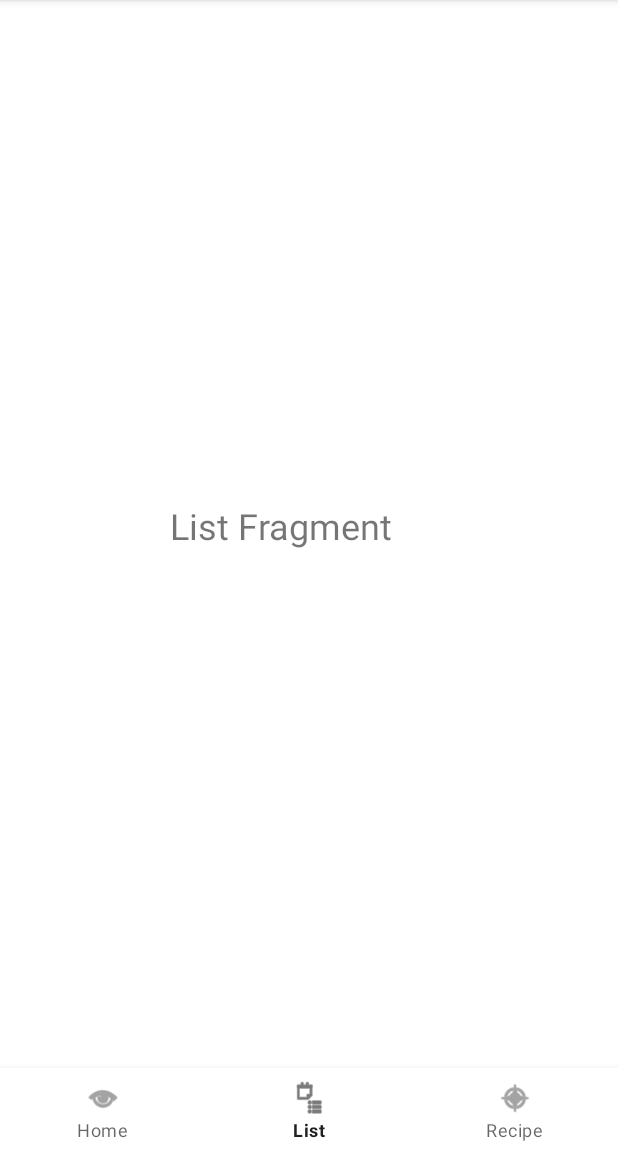
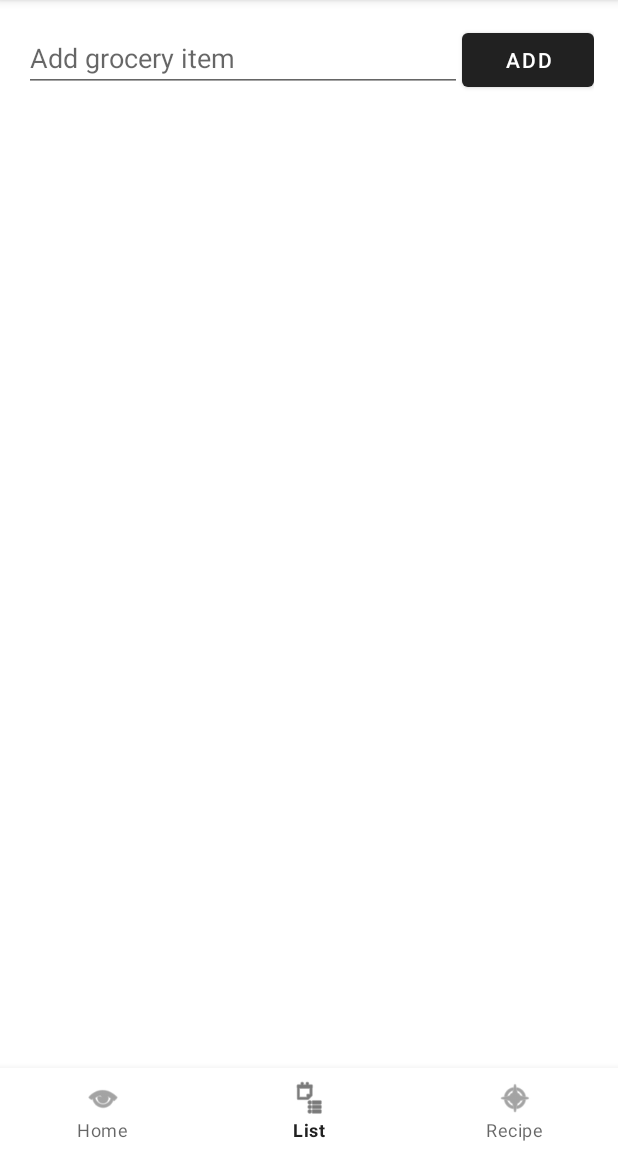
Before and after one commit to kirkto7/grocerease, an Android app built with Jetpack Compose: the ListFragment screen opened through its navigation route, on a phone screen of 412 x 824 dp, the part 84-1236 px from its top. Run offline under Robolectric (Android 15) with nearby library versions, the phone set to English and light mode, and no system bars; our stand-ins replace navigation-ui.

Commit message:
Added list functionality to the list fragment.

```diff
--- /dev/null
+++ b/app/src/main/java/edu/msoe/grocerease/GroceryAdapter.kt
@@ -0,0 +1,35 @@
+package edu.msoe.grocerease
+
+import android.view.LayoutInflater
+import android.view.View
+import android.view.ViewGroup
+import android.widget.CheckBox
+import androidx.recyclerview.widget.RecyclerView
+
+class GroceryAdapter(
+    private val items: MutableList<GroceryItem>,
+    private val onItemCheckChanged: (Int, Boolean) -> Unit
+) : RecyclerView.Adapter<GroceryAdapter.GroceryViewHolder>() {
+
+    inner class GroceryViewHolder(itemView: View) : RecyclerView.ViewHolder(itemView) {
+        val checkBox: CheckBox = itemView.findViewById(R.id.groceryCheckBox)
+    }
+
+    override fun onCreateViewHolder(parent: ViewGroup, viewType: Int): GroceryViewHolder {
+        val view = LayoutInflater.from(parent.context)
+            .inflate(R.layout.item_grocery, parent, false)
+        return GroceryViewHolder(view)
+    }
+
+    override fun onBindViewHolder(holder: GroceryViewHolder, position: Int) {
+        val item = items[position]
+        holder.checkBox.text = item.name
+        holder.checkBox.isChecked = item.isChecked
+
+        holder.checkBox.setOnCheckedChangeListener { _, isChecked ->
+            onItemCheckChanged(position, isChecked)
+        }
+    }
+
+    override fun getItemCount() = items.size
+}
--- /dev/null
+++ b/app/src/main/java/edu/msoe/grocerease/GroceryItem.kt
@@ -0,0 +1,6 @@
+package edu.msoe.grocerease
+
+data class GroceryItem(
+    val name: String,
+    var isChecked: Boolean = false
+)
--- a/app/src/main/java/edu/msoe/grocerease/ListFragment.kt
+++ b/app/src/main/java/edu/msoe/grocerease/ListFragment.kt
@@ -5,12 +5,44 @@ import androidx.fragment.app.Fragment
 import android.view.LayoutInflater
 import android.view.View
 import android.view.ViewGroup
+import android.widget.Button
+import android.widget.EditText
+import androidx.recyclerview.widget.LinearLayoutManager
+import androidx.recyclerview.widget.RecyclerView
 
 class ListFragment : Fragment() {
+    private lateinit var recyclerView: RecyclerView
+    private lateinit var editTextItem: EditText
+    private lateinit var addButton: Button
+    private lateinit var adapter: GroceryAdapter
+    private val groceryList = mutableListOf<GroceryItem>()
+
     override fun onCreateView(
         inflater: LayoutInflater, container: ViewGroup?,
         savedInstanceState: Bundle?
     ): View? {
-        return inflater.inflate(R.layout.fragment_list, container, false)
+        val view = inflater.inflate(R.layout.fragment_list, container, false)
+
+        recyclerView = view.findViewById(R.id.groceryRecyclerView)
+        editTextItem = view.findViewById(R.id.editTextItem)
+        addButton = view.findViewById(R.id.buttonAddItem)
+
+        adapter = GroceryAdapter(groceryList) { index, isChecked ->
+            groceryList[index].isChecked = isChecked
+        }
+
+        recyclerView.adapter = adapter
+        recyclerView.layoutManager = LinearLayoutManager(requireContext())
+
+        addButton.setOnClickListener {
+            val itemName = editTextItem.text.toString().trim()
+            if (itemName.isNotEmpty()) {
+                groceryList.add(GroceryItem(itemName))
+                adapter.notifyItemInserted(groceryList.size - 1)
+                editTextItem.text.clear()
+            }
+        }
+
+        return view
     }
 }
--- a/app/src/main/res/layout/fragment_list.xml
+++ b/app/src/main/res/layout/fragment_list.xml
@@ -1,14 +1,36 @@
 <?xml version="1.0" encoding="utf-8"?>
-<FrameLayout xmlns:android="http://schemas.android.com/apk/res/android"
+<LinearLayout
+    xmlns:android="http://schemas.android.com/apk/res/android"
     android:layout_width="match_parent"
     android:layout_height="match_parent"
-    android:gravity="center">
+    android:orientation="vertical"
+    android:padding="16dp">
 
-    <TextView
-        android:id="@+id/listText"
-        android:layout_width="185dp"
-        android:layout_height="100dp"
-        android:layout_gravity="center"
-        android:text="List Fragment"
-        android:textSize="24sp" />
-</FrameLayout>
+    <!-- Input row -->
+    <LinearLayout
+        android:layout_width="match_parent"
+        android:layout_height="wrap_content"
+        android:orientation="horizontal">
+
+        <EditText
+            android:id="@+id/editTextItem"
+            android:layout_width="0dp"
+            android:layout_weight="1"
+            android:layout_height="wrap_content"
+            android:hint="Add grocery item" />
+
+        <Button
+            android:id="@+id/buttonAddItem"
+            android:layout_width="wrap_content"
+            android:layout_height="wrap_content"
+            android:text="Add" />
+    </LinearLayout>
+
+    <!-- RecyclerView for the list -->
+    <androidx.recyclerview.widget.RecyclerView
+        android:id="@+id/groceryRecyclerView"
+        android:layout_width="match_parent"
+        android:layout_height="0dp"
+        android:layout_weight="1"
+        android:paddingTop="12dp"/>
+</LinearLayout>
```
Also changed, not shown: app/src/main/res/layout/item_grocery.xml (added, +7 -0 lines).
